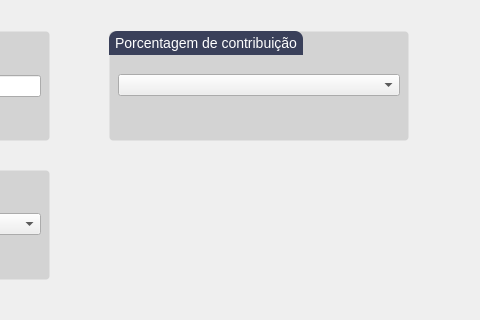
This is Design/UI/pgConfigSimulacao.ui in newprev/PrevCliente as Qt 5 draws it before an edit; both pictures show x 320 to 800 and y 133 to 453 of the 800 by 453 pixel window. The edited form follows.
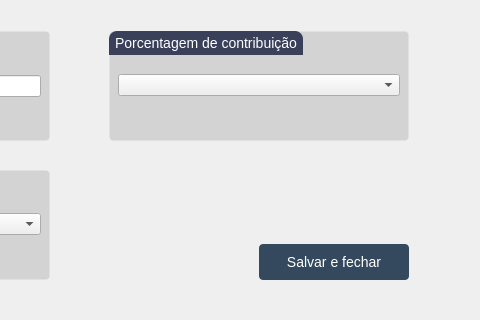
This is the edited form.

The edit to the form file:
```diff
--- a/Design/UI/pgConfigSimulacao.ui
+++ b/Design/UI/pgConfigSimulacao.ui
@@ -59,9 +59,26 @@
 	padding: 4px;
 }
 
-/*#gbContFuturas, #gbIndicesReajuste, #gbPorcentagem {
-	border: 1px dashed grey;
-}*/
+/*-------------------------------- Push Buttons --------------------------------*/
+
+#pbSalvar {
+	font-family: &quot;TeX Gyre Adventor&quot;;
+	font-size: 14px;
+	color: white;
+
+	border-radius: 4px;
+	background-color: rgb(52, 73, 94);
+}
+
+#pbSalvar:hover {
+	font-family: &quot;TeX Gyre Adventor&quot;;
+	font-size: 14px;
+	color: white;
+
+	border-radius: 4px;
+	border: 1px solid transparent;
+	background-color: rgb(72, 93, 114);
+}
 </string>
   </property>
   <widget class="QWidget" name="centralwidget">
@@ -270,6 +287,71 @@
          </layout>
         </widget>
        </item>
+       <item row="3" column="1">
+        <widget class="QFrame" name="frame">
+         <property name="maximumSize">
+          <size>
+           <width>300</width>
+           <height>16777215</height>
+          </size>
+         </property>
+         <property name="frameShape">
+          <enum>QFrame::NoFrame</enum>
+         </property>
+         <property name="frameShadow">
+          <enum>QFrame::Raised</enum>
+         </property>
+         <layout class="QHBoxLayout" name="horizontalLayout_4">
+          <property name="spacing">
+           <number>0</number>
+          </property>
+          <property name="leftMargin">
+           <number>0</number>
+          </property>
+          <property name="topMargin">
+           <number>0</number>
+          </property>
+          <property name="rightMargin">
+           <number>0</number>
+          </property>
+          <property name="bottomMargin">
+           <number>0</number>
+          </property>
+          <item>
+           <spacer name="horizontalSpacer">
+            <property name="orientation">
+             <enum>Qt::Horizontal</enum>
+            </property>
+            <property name="sizeHint" stdset="0">
+             <size>
+              <width>40</width>
+              <height>20</height>
+             </size>
+            </property>
+           </spacer>
+          </item>
+          <item alignment="Qt::AlignRight|Qt::AlignBottom">
+           <widget class="QPushButton" name="pbSalvar">
+            <property name="minimumSize">
+             <size>
+              <width>150</width>
+              <height>36</height>
+             </size>
+            </property>
+            <property name="maximumSize">
+             <size>
+              <width>150</width>
+              <height>60</height>
+             </size>
+            </property>
+            <property name="text">
+             <string>Salvar e fechar</string>
+            </property>
+           </widget>
+          </item>
+         </layout>
+        </widget>
+       </item>
       </layout>
      </widget>
     </item>
```
